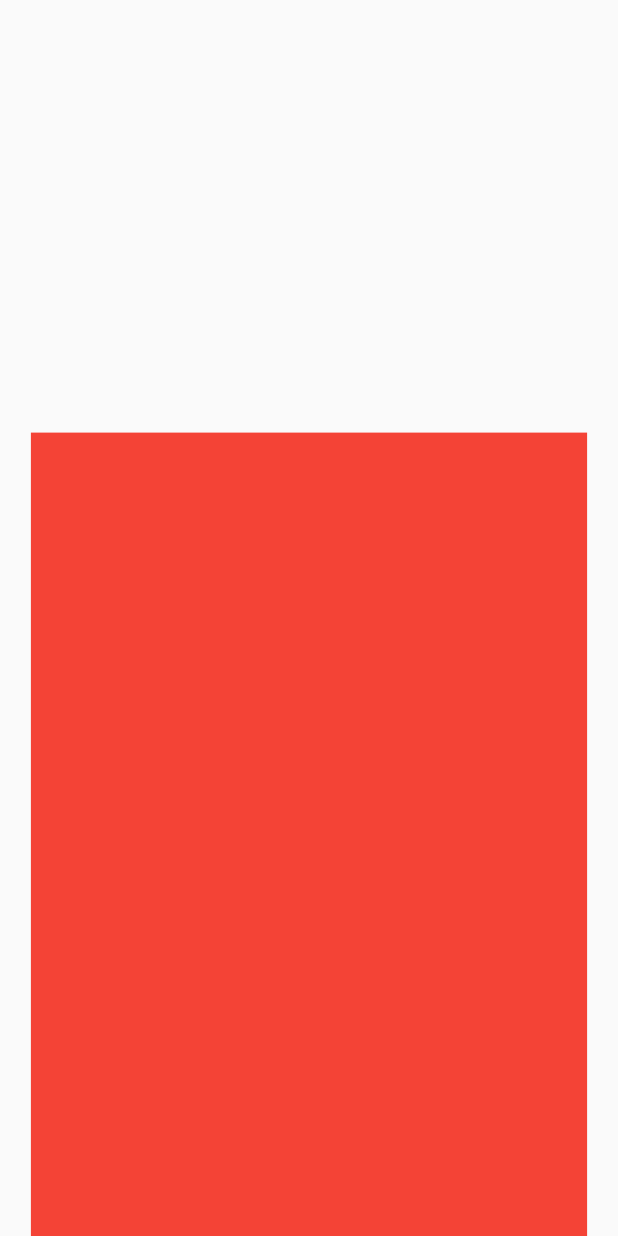
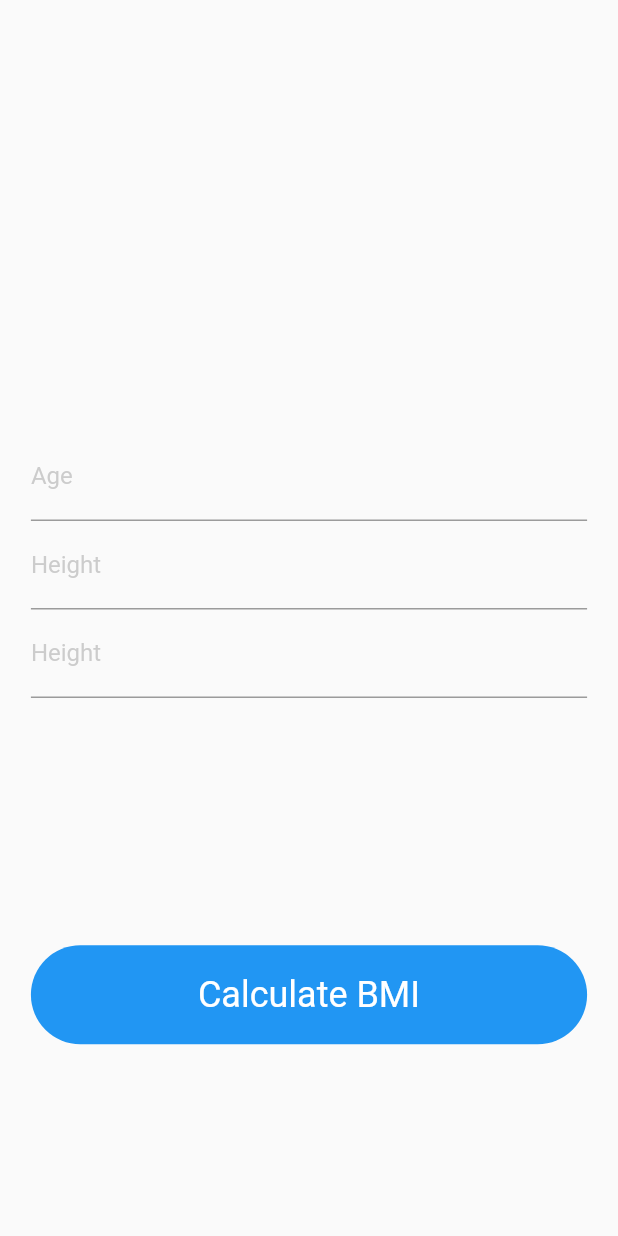
Before and after one commit to FehmiDeniz/Bmi-TeamProject, a Flutter app: the screen it shows after launch, on a phone screen of 412 x 824 dp. Run offline on Flutter 3.47's test engine with Material 2 defaults, Android fonts, the phone set to English and light mode, and no system bars; our stand-ins replace responsive_sizer.

Commit message:
user info textfield ve calculate button eklendi.

```diff
--- /dev/null
+++ b/lib/homeScreenBottom.dart
@@ -0,0 +1,130 @@
+import 'dart:math';
+
+import 'package:flutter/cupertino.dart';
+import 'package:flutter/material.dart';
+import 'package:flutter/services.dart';
+import 'package:flutter/src/widgets/container.dart';
+import 'package:flutter/src/widgets/framework.dart';
+import 'package:responsive_sizer/responsive_sizer.dart';
+
+class homeScreenBottom extends StatefulWidget {
+  const homeScreenBottom({super.key});
+  static int age = 0;
+  static double weight =0;
+  static double height =0;
+
+
+  @override
+  State<homeScreenBottom> createState() => homeScreenBottomState();
+}
+
+class homeScreenBottomState extends State<homeScreenBottom> {
+  @override
+  Widget build(BuildContext context) {
+    return Column(children: [
+      TextField(
+        toolbarOptions: const ToolbarOptions(
+          copy: false,
+          cut: false,
+          paste: false,
+          selectAll: false,
+        ),
+        keyboardType: TextInputType.number,
+        inputFormatters: [
+          FilteringTextInputFormatter.allow(RegExp(r'[0-9]')),
+        ],
+        decoration: InputDecoration(
+            labelText: "Age",
+            labelStyle: TextStyle(color: Colors.grey.withOpacity(0.5))),
+        onChanged: (value) {
+          setState(() {
+            if (value.isNotEmpty) {
+              homeScreenBottom.age = int.parse(value);
+            }
+          });
+        },
+      ),
+      TextField(
+        toolbarOptions: const ToolbarOptions(
+          copy: false,
+          cut: false,
+          paste: false,
+          selectAll: false,
+        ),
+        keyboardType: TextInputType.number,
+        inputFormatters: [
+          FilteringTextInputFormatter.allow(RegExp(r'[0-9]')),
+        ],
+        decoration: InputDecoration(
+            labelText: "Height",
+            labelStyle: TextStyle(color: Colors.grey.withOpacity(0.5))),
+        onChanged: (value) {
+          setState(() {
+            if (value.isNotEmpty) {
+              homeScreenBottom.height = double.parse(value);
+            }
+          });
+        },
+      ),
+      TextField(
+        toolbarOptions: const ToolbarOptions(
+          copy: false,
+          cut: false,
+          paste: false,
+          selectAll: false,
+        ),
+        keyboardType: TextInputType.number,
+        inputFormatters: [
+          FilteringTextInputFormatter.allow(RegExp(r'[0-9]')),
+        ],
+        decoration: InputDecoration(
+            labelText: "Height",
+            labelStyle: TextStyle(color: Colors.grey.withOpacity(0.5))),
+        onChanged: (value) {
+          setState(() {
+            if (value.isNotEmpty) {
+              homeScreenBottom.height = double.parse(value);
+            }
+          });
+        },
+      ),
+      Container(
+        height: 8.h,
+        width: 100.w,
+        margin: EdgeInsets.only(top: 20.h),
+        decoration: BoxDecoration(
+            color: Colors.blue, borderRadius: BorderRadius.circular(4.h)),
+        child: IconButton(
+          onPressed: () {
+            if (homeScreenBottom.age < 3 ||
+                homeScreenBottom.age > 200 ||
+                homeScreenBottom.height < 50 ||
+                homeScreenBottom.height > 250 ||
+                homeScreenBottom.weight < 30 ||
+                homeScreenBottom.weight > 300) {
+              ScaffoldMessenger.of(context).showSnackBar(SnackBar(
+                duration:const Duration(milliseconds: 500),
+                backgroundColor: Theme.of(context).errorColor,
+
+                  content: Container(
+
+                      alignment: Alignment.topCenter,
+                      height: 40,
+                      width: double.infinity,
+                      child: Text("Invalid Input!"))));
+            } else {
+              // Navigator.push(context, MaterialPageRoute(builder: ((context) {
+              //   return resultPage(
+              //     result: homeScreenBottom.weight / pow(2, homeScreenBottom.height / 100),
+              //   );
+              // })));
+            }
+          },
+          icon: const Text(
+            "Calculate BMI",
+            style: TextStyle(color: Colors.white, fontSize: 24),
+          ),
+        ))
+    ]);
+  }
+}
--- a/lib/main.dart
+++ b/lib/main.dart
@@ -1,5 +1,6 @@
 import 'package:flutter/material.dart';
 import 'package:responsive_sizer/responsive_sizer.dart';
+import 'package:teamproject/homeScreenBottom.dart';
 
 
 void main() {
@@ -51,14 +52,15 @@ class _MyHomePageState extends State<MyHomePage> {
           children: [
             Container(
               //Text ve cinsiyet için container
-              height: 35.h,
+              height: 30.h,
               width: double.infinity,
             ),
             Container(
               //User info ve calculate button için container
-              color: Colors.red,
 
-              height: 65.h,
+              child: homeScreenBottom(),
+
+              height: 60.h,
               width: double.infinity,
             ),
 
```
